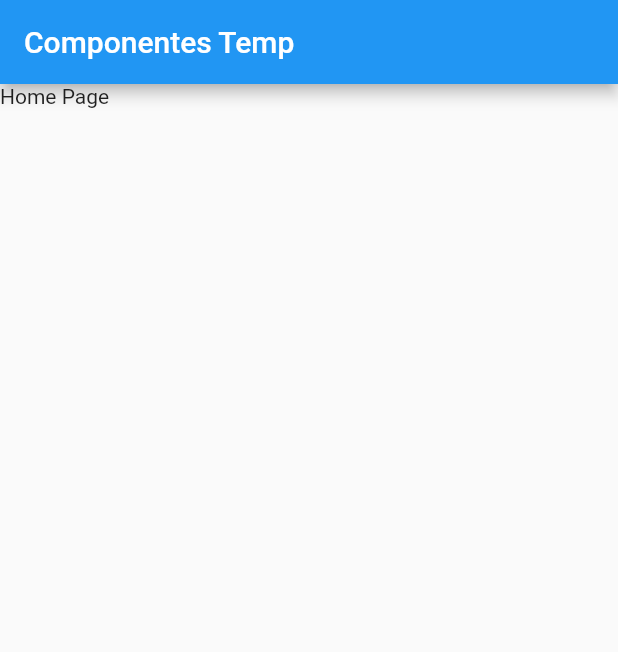
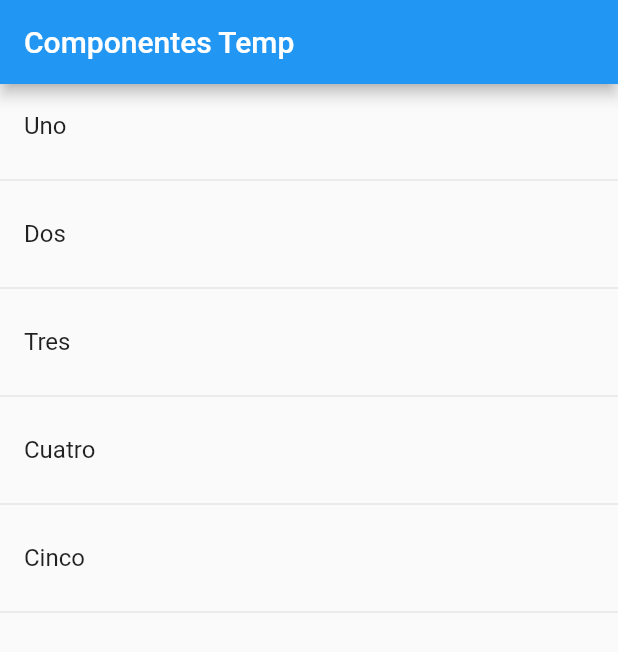
Before and after one commit to SimbakSmart/Begin, a Flutter app: the screen it shows after launch, on a phone screen of 412 x 824 dp. Shown: the top 652 px of the screen. Run offline on Flutter 3.47's test engine with Material 2 defaults, Android fonts, the phone set to English and light mode, and no system bars.

Commit message:
6. Crear ListTiles a partir de una lista estática

```diff
--- a/flutter_components/lib/main.dart
+++ b/flutter_components/lib/main.dart
@@ -14,10 +14,7 @@ class MyApp extends StatelessWidget {
     return MaterialApp(
       title: 'Componentes APP',
       debugShowCheckedModeBanner: false,
-      home: Scaffold(
-
-        body: HomePageTemp(),
-      ),
+      home: HomePageTemp(),
     );
   }
 }
--- a/flutter_components/lib/src/pages/home_temp.dart
+++ b/flutter_components/lib/src/pages/home_temp.dart
@@ -2,7 +2,7 @@ import 'package:flutter/material.dart';
 
 class HomePageTemp extends StatelessWidget {
 
-
+  final opciones = ['Uno', 'Dos', 'Tres', 'Cuatro', 'Cinco'];
   @override
   Widget build(BuildContext context) {
     // TODO: implement build
@@ -10,7 +10,25 @@ class HomePageTemp extends StatelessWidget {
       appBar: AppBar(
         title: Text('Componentes Temp'),
       ),
-      body: Text('Home Page'),
+      body:ListView(
+        children: _crearItems(),
+      ),
     );
   }
+
+  List<Widget> _crearItems() {
+
+    List<Widget> lista = <Widget>[];
+
+    for (String opt in opciones) {
+
+      final tempWidget = ListTile(
+        title: Text( opt ),
+      );
+
+      lista..add( tempWidget )
+        ..add( Divider() );
+    }
+    return lista;
+  }
 }
```
